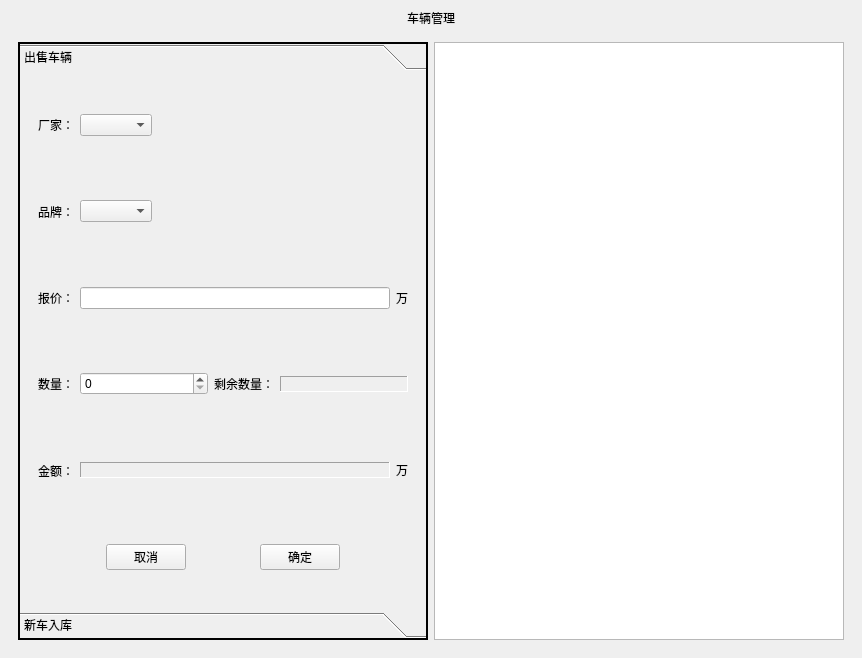
First picture: the form in mainwindow.ui, repository 1024Person/Qt_Car, before the edit.
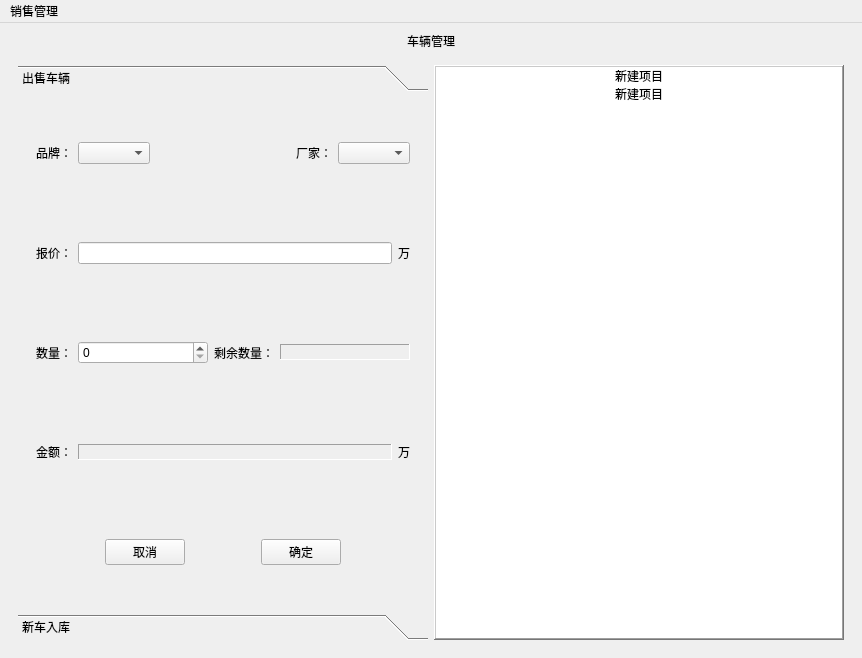
Second picture: the form after the edit.

The edit to the form file:
```diff
--- a/mainwindow.ui
+++ b/mainwindow.ui
@@ -20,8 +20,8 @@
    <property name="styleSheet">
     <string notr="true"/>
    </property>
-   <layout class="QVBoxLayout" name="verticalLayout">
-    <item>
+   <layout class="QGridLayout" name="gridLayout">
+    <item row="0" column="0">
      <layout class="QHBoxLayout" name="horizontalLayout">
       <item>
        <widget class="QLabel" name="titleLabel">
@@ -41,7 +41,7 @@
       </item>
      </layout>
     </item>
-    <item>
+    <item row="1" column="0">
      <widget class="QStackedWidget" name="stackedWidget">
       <property name="styleSheet">
        <string notr="true"/>
@@ -51,7 +51,7 @@
         <item>
          <widget class="QToolBox" name="toolBox">
           <property name="frameShape">
-           <enum>QFrame::WinPanel</enum>
+           <enum>QFrame::NoFrame</enum>
           </property>
           <property name="frameShadow">
            <enum>QFrame::Plain</enum>
@@ -64,8 +64,8 @@
             <rect>
              <x>0</x>
              <y>0</y>
-             <width>406</width>
-             <height>477</height>
+             <width>410</width>
+             <height>481</height>
             </rect>
            </property>
            <attribute name="label">
@@ -76,41 +76,6 @@
              <widget class="QWidget" name="widget" native="true">
               <layout class="QHBoxLayout" name="horizontalLayout_3">
                <item>
-                <widget class="QLabel" name="label_2">
-                 <property name="sizePolicy">
-                  <sizepolicy hsizetype="Fixed" vsizetype="Preferred">
-                   <horstretch>0</horstretch>
-                   <verstretch>0</verstretch>
-                  </sizepolicy>
-                 </property>
-                 <property name="text">
-                  <string>厂家：</string>
-                 </property>
-                </widget>
-               </item>
-               <item>
-                <widget class="QComboBox" name="comboBox_4"/>
-               </item>
-               <item>
-                <spacer name="horizontalSpacer_4">
-                 <property name="orientation">
-                  <enum>Qt::Horizontal</enum>
-                 </property>
-                 <property name="sizeHint" stdset="0">
-                  <size>
-                   <width>40</width>
-                   <height>20</height>
-                  </size>
-                 </property>
-                </spacer>
-               </item>
-              </layout>
-             </widget>
-            </item>
-            <item>
-             <widget class="QWidget" name="widget_2" native="true">
-              <layout class="QHBoxLayout" name="horizontalLayout_4">
-               <item>
                 <widget class="QLabel" name="label_4">
                  <property name="sizePolicy">
                   <sizepolicy hsizetype="Fixed" vsizetype="Preferred">
@@ -124,10 +89,10 @@
                 </widget>
                </item>
                <item>
-                <widget class="QComboBox" name="comboBox_3"/>
+                <widget class="QComboBox" name="brandComboBox"/>
                </item>
                <item>
-                <spacer name="horizontalSpacer_3">
+                <spacer name="horizontalSpacer_4">
                  <property name="orientation">
                   <enum>Qt::Horizontal</enum>
                  </property>
@@ -139,6 +104,22 @@
                  </property>
                 </spacer>
                </item>
+               <item>
+                <widget class="QLabel" name="label_2">
+                 <property name="sizePolicy">
+                  <sizepolicy hsizetype="Fixed" vsizetype="Preferred">
+                   <horstretch>0</horstretch>
+                   <verstretch>0</verstretch>
+                  </sizepolicy>
+                 </property>
+                 <property name="text">
+                  <string>厂家：</string>
+                 </property>
+                </widget>
+               </item>
+               <item>
+                <widget class="QComboBox" name="factoryComboBox"/>
+               </item>
               </layout>
              </widget>
             </item>
@@ -359,7 +340,30 @@
          </widget>
         </item>
         <item>
-         <widget class="QListWidget" name="listWidget"/>
+         <widget class="QListWidget" name="listWidget">
+          <property name="frameShape">
+           <enum>QFrame::WinPanel</enum>
+          </property>
+          <property name="frameShadow">
+           <enum>QFrame::Raised</enum>
+          </property>
+          <item>
+           <property name="text">
+            <string>新建项目</string>
+           </property>
+           <property name="textAlignment">
+            <set>AlignCenter</set>
+           </property>
+          </item>
+          <item>
+           <property name="text">
+            <string>新建项目</string>
+           </property>
+           <property name="textAlignment">
+            <set>AlignCenter</set>
+           </property>
+          </item>
+         </widget>
         </item>
        </layout>
       </widget>
@@ -377,6 +381,14 @@
      <height>30</height>
     </rect>
    </property>
+   <widget class="QMenu" name="menu">
+    <property name="title">
+     <string>销售管理</string>
+    </property>
+    <addaction name="carAction"/>
+    <addaction name="calcAction"/>
+   </widget>
+   <addaction name="menu"/>
   </widget>
   <action name="actioncaina">
    <property name="text">
```
Left out of the diff: 25 changed lines with no effect on the pictures.
